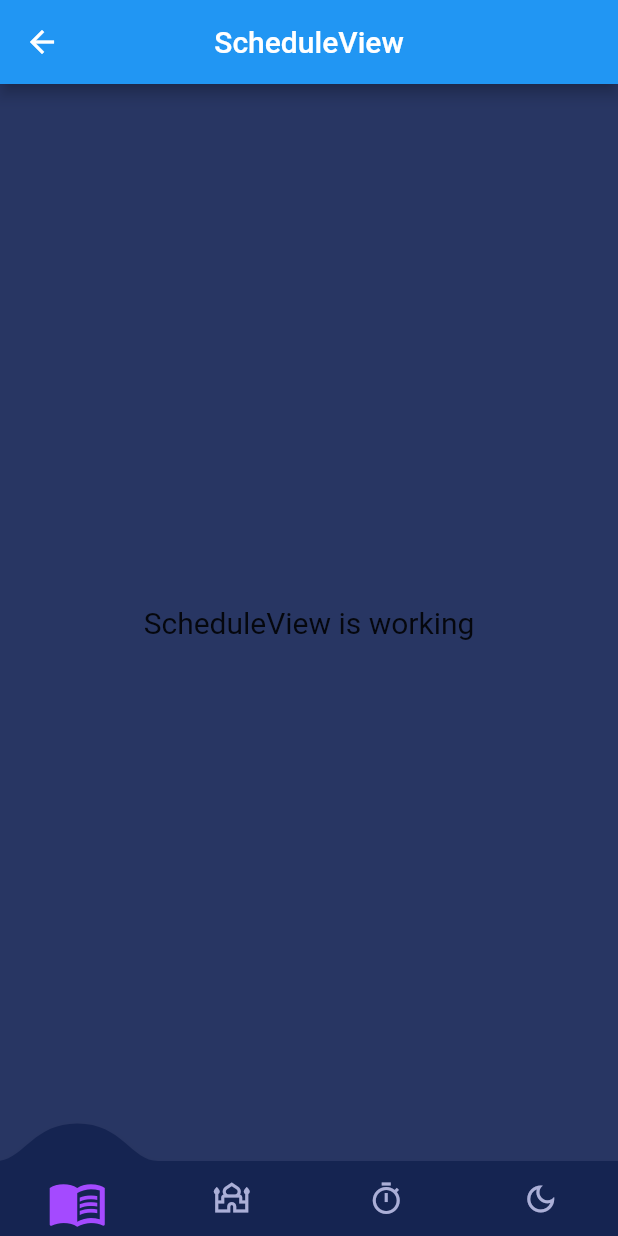
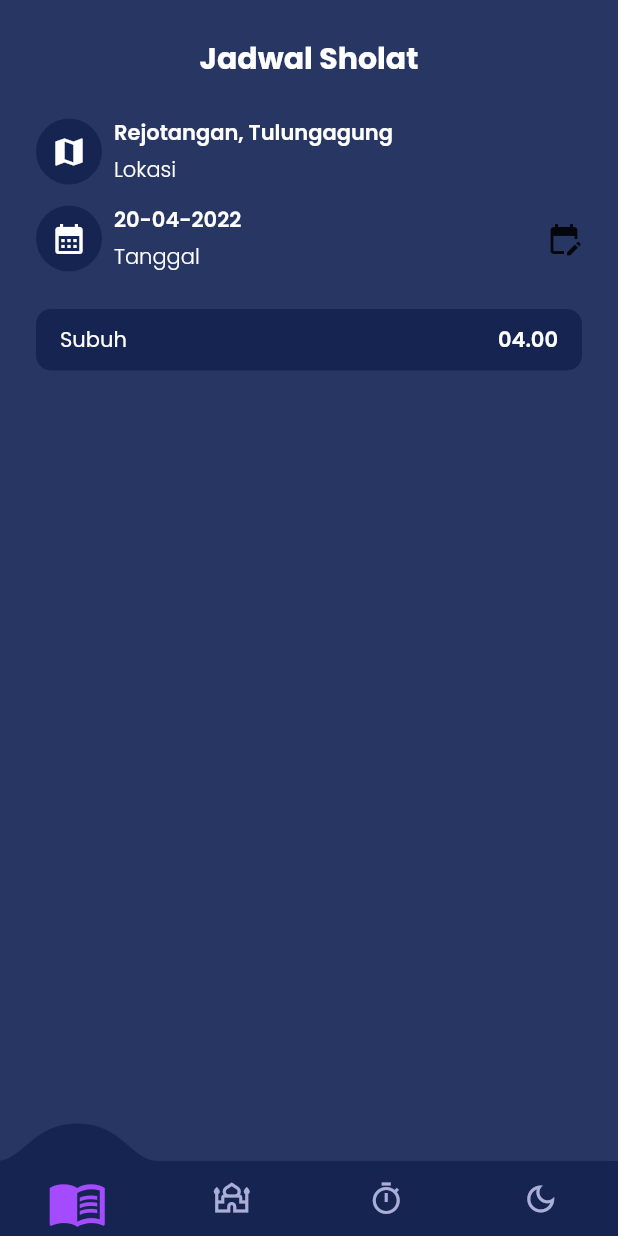
Before and after one commit to tobiaditia/quran_app, a Flutter app: the ScheduleView screen opened by its route, on a phone screen of 412 x 824 dp. Run offline on Flutter 3.47's test engine with Material 2 defaults, Android fonts, the phone set to English and light mode, and no system bars; drawn by our look-alikes of convex_bottom_bar; our stand-ins replace audioplayers, get, google_fonts, shimmer; network calls fail.

Commit message:
schedule page stage 1

```diff
--- a/lib/app/modules/qiblah/views/qiblah_view.dart
+++ b/lib/app/modules/qiblah/views/qiblah_view.dart
@@ -1,5 +1,4 @@
 import 'package:flutter/material.dart';
-import 'package:flutter_svg/flutter_svg.dart';
 
 import 'package:get/get.dart';
 import 'package:quran_app/app/data/widgets/bottomNavigationBar.dart';
@@ -7,13 +6,6 @@ import 'package:quran_app/app/data/widgets/bottomNavigationBar.dart';
 import '../controllers/qiblah_controller.dart';
 
 class QiblahView extends GetView<QiblahController> {
-  final _compassSvg = SvgPicture.asset('assets/svg/compass.svg');
-  final _needleSvg = SvgPicture.asset(
-    'assets/svg/needle.svg',
-    fit: BoxFit.contain,
-    height: 300,
-    alignment: Alignment.center,
-  );
   @override
   Widget build(BuildContext context) {
     return Scaffold(
--- a/lib/app/modules/schedule/controllers/schedule_controller.dart
+++ b/lib/app/modules/schedule/controllers/schedule_controller.dart
@@ -1,20 +1,40 @@
+import 'package:flutter/material.dart';
 import 'package:get/get.dart';
 
 class ScheduleController extends GetxController {
-  //TODO: Implement ScheduleController
+  var selectedDate = DateTime.now().obs;
 
-  final count = 0.obs;
-  @override
-  void onInit() {
-    super.onInit();
-  }
 
-  @override
-  void onReady() {
-    super.onReady();
-  }
 
   @override
   void onClose() {}
-  void increment() => count.value++;
+
+  chooseDate() async {
+    DateTime? pickedDate = await showDatePicker(
+        context: Get.context!,
+        initialDate: selectedDate.value,
+        firstDate: DateTime(2000),
+        lastDate: DateTime(2024),
+        //initialEntryMode: DatePickerEntryMode.input,
+        // initialDatePickerMode: DatePickerMode.year,
+        helpText: 'Pilih Tanggal',
+        cancelText: 'Batal',
+        confirmText: 'Konfirmasi',
+        errorFormatText: 'Masukkan Tanggal dengan Benar',
+        errorInvalidText: 'Enter valid date range',
+        fieldLabelText: 'Masukkan Tanggal',
+        fieldHintText: 'Month/Date/Year',
+        selectableDayPredicate: disableDate);
+    if (pickedDate != null && pickedDate != selectedDate.value) {
+      selectedDate.value = pickedDate;
+    }
+  }
+
+  bool disableDate(DateTime day) {
+    if ((day.isAfter(DateTime.now().subtract(const Duration(days: 1))) &&
+        day.isBefore(DateTime.now().add(const Duration(days: 5))))) {
+      return true;
+    }
+    return false;
+  }
 }
--- a/lib/app/modules/schedule/views/schedule_view.dart
+++ b/lib/app/modules/schedule/views/schedule_view.dart
@@ -1,7 +1,10 @@
 import 'package:flutter/material.dart';
 
 import 'package:get/get.dart';
+import 'package:quran_app/app/constants/color.dart';
+import 'package:quran_app/app/constants/font.dart';
 import 'package:quran_app/app/data/widgets/bottomNavigationBar.dart';
+import 'package:intl/intl.dart';
 
 import '../controllers/schedule_controller.dart';
 
@@ -9,14 +12,130 @@ class ScheduleView extends GetView<ScheduleController> {
   @override
   Widget build(BuildContext context) {
     return Scaffold(
-      appBar: AppBar(
-        title: const Text('ScheduleView'),
-        centerTitle: true,
-      ),
-      body: const Center(
-        child: Text(
-          'ScheduleView is working',
-          style: TextStyle(fontSize: 20),
+      body: SafeArea(
+        child: Container(
+          margin: const EdgeInsets.all(24),
+          child: Column(
+            children: [
+              Align(
+                alignment: Alignment.center,
+                child: Text(
+                  "Jadwal Sholat",
+                  style: darkLabelFont,
+                  textAlign: TextAlign.center,
+                ),
+              ),
+              const SizedBox(
+                height: 24,
+              ),
+              Row(
+                children: [
+                  Container(
+                    padding: const EdgeInsets.all(10),
+                    child: Icon(
+                      Icons.map,
+                      color: darkPrimaryFontColor,
+                    ),
+                    decoration: const BoxDecoration(
+                        color: Color(0xff152451), shape: BoxShape.circle),
+                  ),
+                  const SizedBox(
+                    width: 8,
+                  ),
+                  Expanded(
+                    child: Column(
+                      crossAxisAlignment: CrossAxisAlignment.start,
+                      children: [
+                        Text(
+                          "Rejotangan, Tulungagung",
+                          style: darkSemiBoldFont,
+                          overflow: TextOverflow.ellipsis,
+                        ),
+                        const SizedBox(
+                          height: 4,
+                        ),
+                        Text(
+                          "Lokasi",
+                          style: darkRegularFont,
+                        ),
+                      ],
+                    ),
+                  )
+                ],
+              ),
+              const SizedBox(
+                height: 12,
+              ),
+              Row(
+                children: [
+                  Container(
+                    padding: const EdgeInsets.all(10),
+                    child: Icon(
+                      Icons.calendar_month,
+                      color: darkPrimaryFontColor,
+                    ),
+                    decoration: const BoxDecoration(
+                        color: Color(0xff152451), shape: BoxShape.circle),
+                  ),
+                  const SizedBox(
+                    width: 8,
+                  ),
+                  Expanded(
+                    child: Column(
+                      crossAxisAlignment: CrossAxisAlignment.start,
+                      children: [
+                        Obx(() => Text(
+                              DateFormat("dd-MM-yyyy")
+                                  .format(controller.selectedDate.value)
+                                  .toString(),
+                              style: darkSemiBoldFont,
+                              overflow: TextOverflow.ellipsis,
+                            )),
+                        const SizedBox(
+                          height: 4,
+                        ),
+                        Text(
+                          "Tanggal",
+                          style: darkRegularFont,
+                        ),
+                      ],
+                    ),
+                  ),
+                  const SizedBox(
+                    width: 8,
+                  ),
+                  GestureDetector(
+                      onTap: () => controller.chooseDate(),
+                      child: const Icon(Icons.edit_calendar)),
+                ],
+              ),
+              const SizedBox(
+                height: 24,
+              ),
+              Container(
+                padding:
+                    const EdgeInsets.symmetric(vertical: 10, horizontal: 16),
+                decoration: BoxDecoration(
+                    color: const Color(0xff152451),
+                    borderRadius: BorderRadius.circular(10)),
+                child: Row(
+                  mainAxisAlignment: MainAxisAlignment.spaceBetween,
+                  children: [
+                    Text(
+                      'Subuh',
+                      textAlign: TextAlign.center,
+                      style: darkNormalFont.copyWith(fontSize: 14),
+                    ),
+                    Text(
+                      '04.00',
+                      textAlign: TextAlign.center,
+                      style: darkSemiBoldFont.copyWith(fontSize: 14),
+                    )
+                  ],
+                ),
+              )
+            ],
+          ),
         ),
       ),
       bottomNavigationBar: convexAppBar(),
--- a/pubspec.yaml
+++ b/pubspec.yaml
@@ -14,8 +14,7 @@ dependencies:
   flutter_shimmer: 2.1.2
   audioplayers: 0.20.1
   convex_bottom_bar: 3.0.0
-  flutter_qiblah: 2.0.2
-  flutter_svg: 1.0.3
+  intl: 0.17.0
   flutter:
     sdk: flutter
 
```
Also changed, not shown: pubspec.lock.
